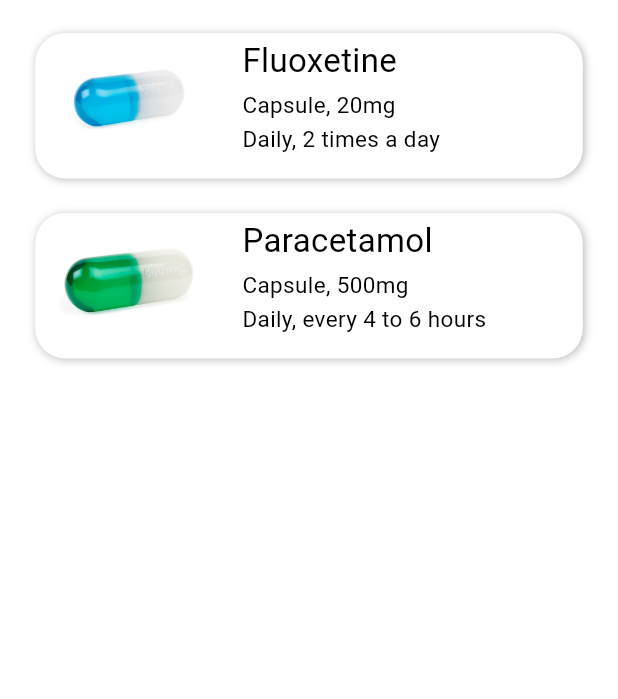
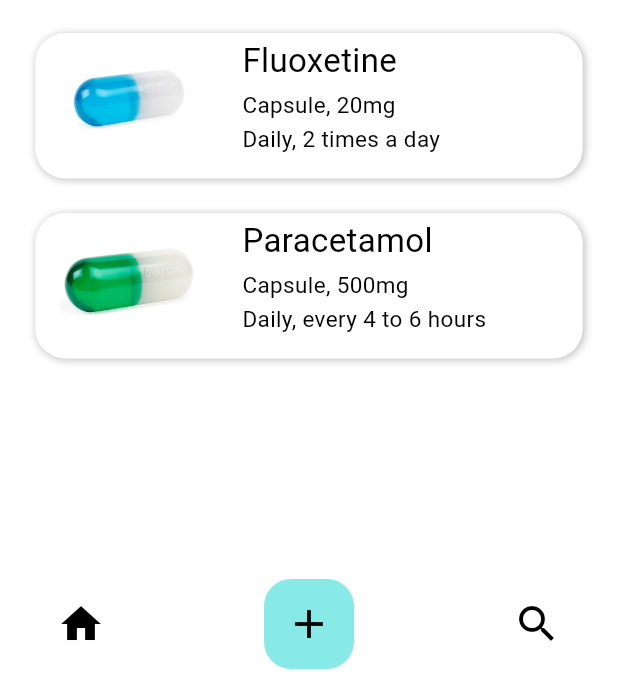
Before and after one commit to namiswanswan/mts-medicinetrackingsystem-, a Flutter app: the Home screen opened directly, on a phone screen of 412 x 824 dp, the part 537-1236 px from its top. Run offline on Flutter 3.47's test engine with Material 3 defaults, Android fonts, the phone set to English and light mode, and no system bars; drawn by our look-alikes of flip_card, table_calendar; our stand-ins replace firebase_auth, firebase_core, google_sign_in; accounts and stored records are empty; Roboto replaces fonts that are missing (Poppins).

```diff
--- a/lib/home.dart
+++ b/lib/home.dart
@@ -117,6 +117,49 @@ class _HomeState extends State<Home> {
             MedicinesTab(),
             ConsultationTab(),
           ],
+        ),
+        bottomNavigationBar: Container(
+          padding: EdgeInsets.symmetric(horizontal: 30),
+          height: 100,
+          decoration: BoxDecoration(
+            color: Colors.white, // Rounded fill color
+            borderRadius: BorderRadius.vertical(top: Radius.circular(40)),
+          ),
+          child: Row(
+            mainAxisAlignment: MainAxisAlignment.spaceBetween,
+            children: [
+              IconButton(
+                icon: Icon(Icons.home, color: Colors.black, size: 32),
+                // Unfilled home icon
+                onPressed: () {
+                  Navigator.pushReplacement(
+                    context,
+                    MaterialPageRoute(builder: (context) => Home()), // Navigate to Home screen
+                  );
+                },
+              ),
+              Container(
+                height: 60,
+                width: 60,
+                decoration: BoxDecoration(
+                  borderRadius: BorderRadius.circular(18),
+                  color: Color(0xFF87EAE6), // Transparent background for the plus icon
+                ),
+                child: IconButton(
+                  icon: Icon(Icons.add, color: Colors.black, size: 32),
+                  onPressed: () {
+                    // Add functionality for plus icon
+                  },
+                ),
+              ),
+              IconButton(
+                icon: Icon(Icons.search, color: Colors.black, size: 32), // Unfilled search icon
+                onPressed: () {
+                  // Add functionality for search icon
+                },
+              ),
+            ],
+          ),
         ),
       ),
     );
```
